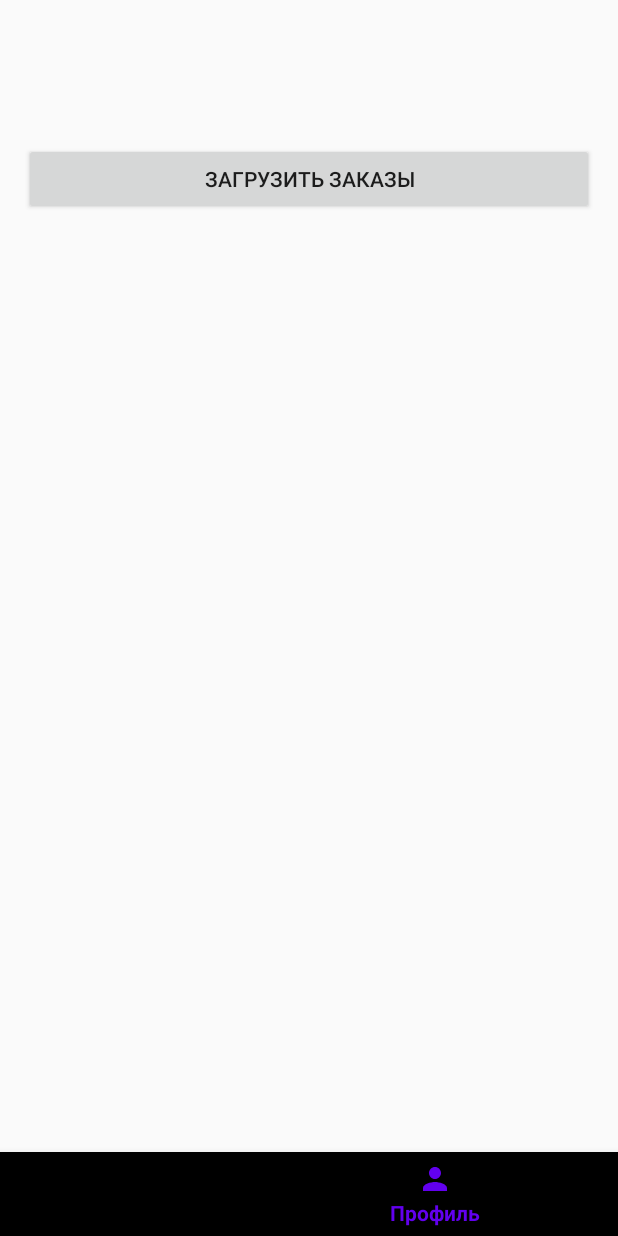
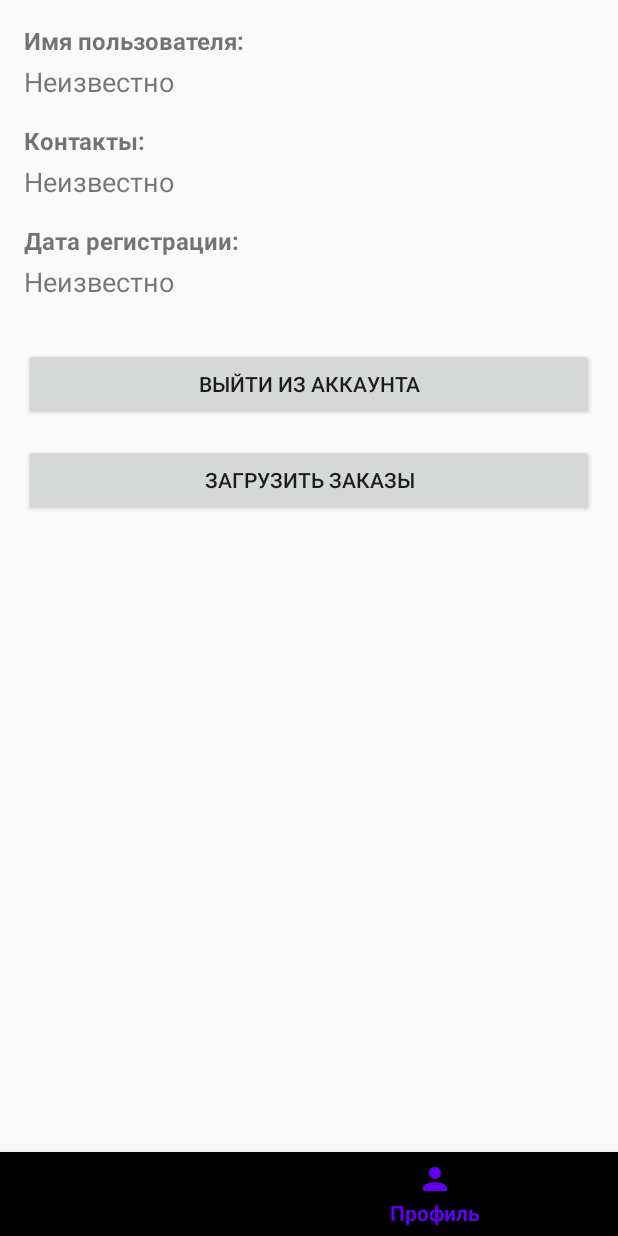
Before and after one commit to deus0machine/AISCemetery, an Android app built with Jetpack Compose: the MainActivity screen opened directly, with no data from a screen before it, item 2 of the bottom bar chosen, on a phone screen of 412 x 824 dp. Run offline under Robolectric (Android 15) with nearby library versions, the phone set to English and light mode, and no system bars.

Commit message:
profile is complete

```diff
--- a/app/src/main/java/ru/sevostyanov/aiscemetery/LoginActivity.kt
+++ b/app/src/main/java/ru/sevostyanov/aiscemetery/LoginActivity.kt
@@ -18,14 +18,11 @@ import retrofit2.http.POST
 
 class LoginActivity : AppCompatActivity() {
 
-    private lateinit var loginService: LoginService
+    val loginService = RetrofitClient.getLoginService()
 
     override fun onCreate(savedInstanceState: Bundle?) {
         super.onCreate(savedInstanceState)
         setContentView(R.layout.activity_login)
-
-        // Инициализация API-сервиса через RetrofitClient
-        loginService = RetrofitClient.getApiService()
 
         val loginButton = findViewById<Button>(R.id.login_button)
         val registerLink = findViewById<TextView>(R.id.register_link)
--- a/app/src/main/java/ru/sevostyanov/aiscemetery/MainActivity.kt
+++ b/app/src/main/java/ru/sevostyanov/aiscemetery/MainActivity.kt
@@ -1,9 +1,6 @@
 package ru.sevostyanov.aiscemetery
 
-import android.content.Context
-import android.content.Intent
 import android.os.Bundle
-import android.widget.Toast
 import androidx.appcompat.app.AppCompatActivity
 import com.google.android.material.bottomnavigation.BottomNavigationView
 
@@ -29,8 +26,9 @@ class MainActivity : AppCompatActivity() {
                     true
                 }
                 R.id.navigation_profile -> {
+                    val profileFragment = ProfileFragment()
                     supportFragmentManager.beginTransaction()
-                        .replace(R.id.nav_host_fragment, ProfileFragment())
+                        .replace(R.id.nav_host_fragment, profileFragment)
                         .commit()
                     true
                 }
--- a/app/src/main/java/ru/sevostyanov/aiscemetery/ProfileFragment.kt
+++ b/app/src/main/java/ru/sevostyanov/aiscemetery/ProfileFragment.kt
@@ -1,6 +1,7 @@
 package ru.sevostyanov.aiscemetery
 
 import android.content.Context
+import android.content.Intent
 import android.os.Bundle
 import android.view.LayoutInflater
 import android.view.View
@@ -29,16 +30,19 @@ class ProfileFragment : Fragment() {
         setupRecyclerView(view)
         setupApiService()
         setupLoadOrdersButton(view)
+        setupLogoutButton(view)
         loadUserData() // Загружаем данные пользователя для отображения
         return view
     }
     override fun onViewCreated(view: View, savedInstanceState: Bundle?) {
         super.onViewCreated(view, savedInstanceState)
 
-        // Теперь безопасно вызываем showUserData, так как view уже доступен
-        val userName = arguments?.getString(LoginActivity.KEY_USER_NAME)
-        val userContacts = arguments?.getString(LoginActivity.KEY_USER_CONTACTS)
-        val userRegDate = arguments?.getString(LoginActivity.KEY_USER_REG_DATE)
+        // Загружаем данные пользователя из SharedPreferences
+        val sharedPreferences = requireActivity().getSharedPreferences("user_data", Context.MODE_PRIVATE)
+        val userName = sharedPreferences.getString(LoginActivity.KEY_USER_NAME, "Неизвестно")
+        val userContacts = sharedPreferences.getString(LoginActivity.KEY_USER_CONTACTS, "Неизвестно")
+        val userRegDate = sharedPreferences.getString(LoginActivity.KEY_USER_REG_DATE, "Неизвестно")
+
 
         showUserData(userName, userContacts, userRegDate)
     }
@@ -120,6 +124,21 @@ class ProfileFragment : Fragment() {
 
         nameTextView?.text = name
         contactsTextView?.text = contacts
-        regDateTextView?.text = regDate
+        val formattedRegDate = regDate?.substringBefore("T") // Если формат ISO 8601 (yyyy-MM-ddTHH:mm:ss)
+            ?: regDate?.takeWhile { it.isDigit() || it == '-' } // Общий случай, оставляем только часть с датой
+
+        regDateTextView?.text = formattedRegDate
+    }
+    private fun setupLogoutButton(view: View) {
+        val logoutButton = view.findViewById<Button>(R.id.btn_logout)
+        logoutButton.setOnClickListener {
+            val sharedPreferences = requireActivity().getSharedPreferences("user_data", Context.MODE_PRIVATE)
+            sharedPreferences.edit().clear().apply() // Очищаем данные пользователя
+
+            // Перенаправляем пользователя на экран авторизации
+            val intent = Intent(requireContext(), LoginActivity::class.java)
+            startActivity(intent)
+            requireActivity().finish() // Завершаем текущую Activity, чтобы предотвратить возврат назад
+        }
     }
 }
--- a/app/src/main/java/ru/sevostyanov/aiscemetery/RetrofitClient.kt
+++ b/app/src/main/java/ru/sevostyanov/aiscemetery/RetrofitClient.kt
@@ -1,10 +1,17 @@
 package ru.sevostyanov.aiscemetery
 
+import retrofit2.Call
 import retrofit2.Retrofit
 import retrofit2.converter.gson.GsonConverterFactory
+import retrofit2.http.Body
+import retrofit2.http.POST
+import ru.sevostyanov.aiscemetery.LoginActivity.LoginResponse
+import ru.sevostyanov.aiscemetery.LoginActivity.UserCredentials
+import ru.sevostyanov.aiscemetery.RegisterActivity.RegisterRequest
+import ru.sevostyanov.aiscemetery.RegisterActivity.RegisterResponse
 
 object RetrofitClient {
-    private const val BASE_URL = "http://192.168.0.102:8080" // Твой бэкэнд URL
+    private const val BASE_URL = "http://192.168.0.101:8080" // Твой бэкэнд URL
 
     private val retrofit: Retrofit by lazy {
         Retrofit.Builder()
@@ -16,4 +23,16 @@ object RetrofitClient {
     fun getApiService(): ApiService {
         return retrofit.create(ApiService::class.java)
     }
+    fun getLoginService(): LoginService {
+        return retrofit.create(LoginService::class.java)
+    }
+    interface ApiService : ru.sevostyanov.aiscemetery.ApiService {
+        @POST("/api/register") // Убедись, что эндпоинт правильный
+        fun registerUser(@Body registerRequest: RegisterRequest): Call<RegisterResponse>
+    }
+    // Интерфейс для LoginService
+    interface LoginService {
+        @POST("/api/login")
+        fun login(@Body credentials: UserCredentials): Call<LoginResponse>
+    }
 }
--- a/app/src/main/res/layout/fragment_profile.xml
+++ b/app/src/main/res/layout/fragment_profile.xml
@@ -7,24 +7,61 @@
 
     <!-- Данные профиля -->
     <TextView
+        android:id="@+id/profile_name_label"
+        android:layout_width="wrap_content"
+        android:layout_height="wrap_content"
+        android:text="Имя пользователя:"
+        android:textStyle="bold"
+        android:textSize="16sp"
+        android:layout_marginBottom="4dp" />
+
+    <TextView
         android:id="@+id/profile_name"
         android:layout_width="wrap_content"
         android:layout_height="wrap_content"
         android:text="Имя пользователя"
-        android:textSize="18sp" />
+        android:textSize="18sp"
+        android:layout_marginBottom="16dp" />
+
+    <TextView
+        android:id="@+id/profile_contacts_label"
+        android:layout_width="wrap_content"
+        android:layout_height="wrap_content"
+        android:text="Контакты:"
+        android:textStyle="bold"
+        android:textSize="16sp"
+        android:layout_marginBottom="4dp" />
 
     <TextView
         android:id="@+id/profile_contacts"
         android:layout_width="wrap_content"
         android:layout_height="wrap_content"
-        android:text="Контакты пользователя" />
+        android:text="Контакты пользователя"
+        android:textSize="18sp"
+        android:layout_marginBottom="16dp" />
+
+    <TextView
+        android:id="@+id/profile_reg_date_label"
+        android:layout_width="wrap_content"
+        android:layout_height="wrap_content"
+        android:text="Дата регистрации:"
+        android:textStyle="bold"
+        android:textSize="16sp"
+        android:layout_marginBottom="4dp" />
 
     <TextView
         android:id="@+id/profile_reg_date"
         android:layout_width="wrap_content"
         android:layout_height="wrap_content"
-        android:text="Дата регистрации" />
-
+        android:text="Дата регистрации"
+        android:textSize="18sp"
+        android:layout_marginBottom="16dp" />
+    <Button
+        android:id="@+id/btn_logout"
+        android:layout_width="match_parent"
+        android:layout_height="wrap_content"
+        android:text="Выйти из аккаунта"
+        android:layout_marginTop="16dp" />
     <!-- Кнопка загрузки заказов -->
     <Button
         android:id="@+id/btn_load_orders"
--- a/app/src/main/res/xml/network_security_config.xml
+++ b/app/src/main/res/xml/network_security_config.xml
@@ -1,6 +1,6 @@
 <?xml version="1.0" encoding="utf-8"?>
 <network-security-config>
     <domain-config cleartextTrafficPermitted="true">
-        <domain includeSubdomains="true">192.168.0.102</domain>
+        <domain includeSubdomains="true">192.168.0.101</domain>
     </domain-config>
 </network-security-config>
```
Also changed, not shown: app/src/main/java/ru/sevostyanov/aiscemetery/RegisterActivity.kt (+69 -5 lines), app/src/main/res/layout/activity_register.xml (+18 -22 lines).
